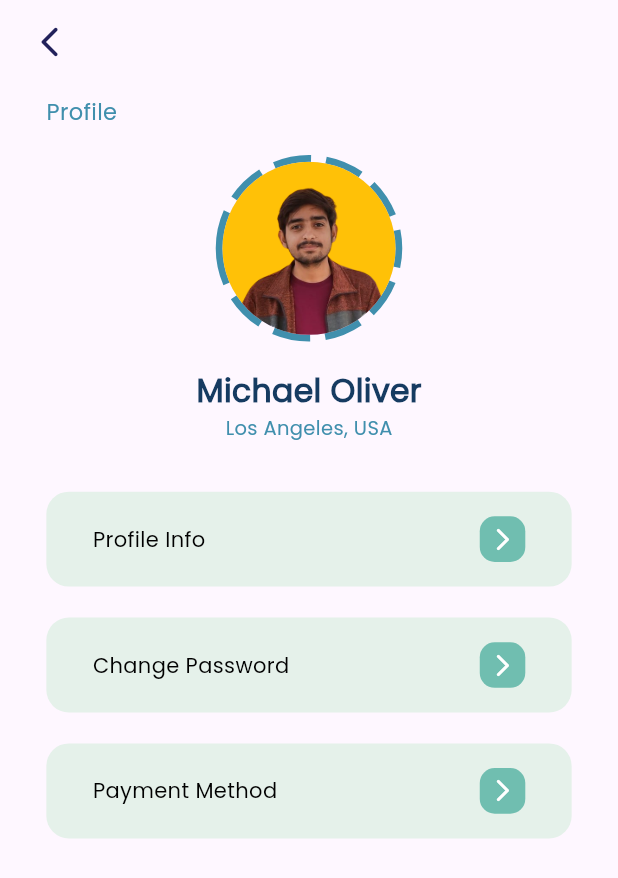
After one commit to Aabis-Ahmed-Hassan/Project-3--Consultation-App, a Flutter app: the screen it shows after launch, after a tap on "Screen 5", on a phone screen of 412 x 824 dp. The commit adds this screen. Shown: the top 878 px of the screen. Run offline on Flutter 3.47's test engine with Material 3 defaults, Android fonts, the phone set to English and light mode, and no system bars; drawn by our look-alikes of dotted_border.

Commit message:
Done with screen 3,5,16 and 27

```diff
--- a/lib/components/my_app_bar.dart
+++ b/lib/components/my_app_bar.dart
@@ -5,9 +5,14 @@
   var showImage; // this will decide that should we show image on the left side (leading) of the appbar or an icon
   var imageAddress;
   var iconName;
+  var showProfileImage; // on some screens, we don't want profile image to be displayed.
 
   MyAppBar(
-      {super.key, this.showImage = true, this.iconName, this.imageAddress});
+      {super.key,
+      this.showImage = true,
+      this.iconName,
+      this.imageAddress,
+      this.showProfileImage = true});
 
   Size get preferredSize => const Size.fromHeight(kToolbarHeight);
 
@@ -31,15 +36,17 @@
                   )
                 : Icon(
                     iconName,
-                    color: Color(
+                    color: const Color(
                       0xff22215B,
                     ),
                   ),
-            CircleAvatar(
-              backgroundImage: AssetImage(
-                'assets/images/image_1.png',
-              ),
-            ),
+            showProfileImage
+                ? const CircleAvatar(
+                    backgroundImage: AssetImage(
+                      'assets/images/image_1.png',
+                    ),
+                  )
+                : Container(),
           ],
         ),
       ),
--- a/lib/main.dart
+++ b/lib/main.dart
@@ -1,6 +1,7 @@
 import 'package:arsalan_project_3/screens/screen_16.dart';
 import 'package:arsalan_project_3/screens/screen_27.dart';
 import 'package:arsalan_project_3/screens/screen_3.dart';
+import 'package:arsalan_project_3/screens/screen_5.dart';
 import 'package:flutter/material.dart';
 
 void main() {
@@ -33,8 +34,7 @@
               Row(
                 mainAxisAlignment: MainAxisAlignment.spaceBetween,
                 children: [
-                  MoveToScreen(
-                      title: 'Screen 3', shiftToScreen: Screen_Three()),
+                  MoveToScreen(title: 'Screen 5', shiftToScreen: Screen_Five()),
                   MoveToScreen(
                       title: 'Screen 16', shiftToScreen: Screen_Sixteen()),
                 ],
--- a/lib/screens/screen_16.dart
+++ b/lib/screens/screen_16.dart
@@ -32,7 +32,7 @@
               Row(
                 children: [
                   Expanded(
-                    child: MyFeatures(
+                    child: MyFeature_S16(
                         imageAddress: 'assets/images/image_2.png',
                         title: 'Free Live Webinars',
                         description:
@@ -42,7 +42,7 @@
                     width: width * 0.075,
                   ),
                   Expanded(
-                    child: MyFeatures(
+                    child: MyFeature_S16(
                         imageAddress: 'assets/images/image_3.png',
                         title: 'Teacher Training',
                         description:
@@ -56,7 +56,7 @@
               Row(
                 children: [
                   Expanded(
-                    child: MyFeatures(
+                    child: MyFeature_S16(
                         imageAddress: 'assets/images/image_4.png',
                         title: 'Professional Development for schools',
                         description:
@@ -66,7 +66,7 @@
                     width: width * 0.075,
                   ),
                   Expanded(
-                    child: MyFeatures(
+                    child: MyFeature_S16(
                         imageAddress: 'assets/images/image_5.png',
                         title: 'Personalised PE lessons',
                         description: 'All Ages & Populations'),
@@ -141,10 +141,10 @@
   }
 }
 
-class MyFeatures extends StatelessWidget {
+class MyFeature_S16 extends StatelessWidget {
   var imageAddress, title, description;
 
-  MyFeatures(
+  MyFeature_S16(
       {super.key,
       required this.imageAddress,
       required this.title,
--- /dev/null
+++ b/lib/screens/screen_5.dart
@@ -0,0 +1,132 @@
+import 'package:arsalan_project_3/components/my_app_bar.dart';
+import 'package:arsalan_project_3/constants/app_texts.dart';
+import 'package:arsalan_project_3/constants/default_padding.dart';
+import 'package:dotted_border/dotted_border.dart';
+import 'package:flutter/material.dart';
+
+class Screen_Five extends StatelessWidget {
+  const Screen_Five({super.key});
+
+  @override
+  Widget build(BuildContext context) {
+    var height = MediaQuery.of(context).size.height * 1;
+    var width = MediaQuery.of(context).size.width * 1;
+    return Scaffold(
+      appBar: MyAppBar(
+        showImage: false,
+        iconName: Icons.arrow_back_ios_new_rounded,
+        showProfileImage: false,
+      ),
+      body: Padding(
+        padding: EdgeInsets.symmetric(
+            horizontal: width * MyPadding.scaffoldBodyPadding),
+        child: Column(
+          crossAxisAlignment: CrossAxisAlignment.start,
+          children: [
+            SizedBox(
+              height: height * 0.01,
+            ),
+            const Text('Profile', style: AppTexts.MyNormalText),
+            SizedBox(
+              height: height * 0.025,
+            ),
+            Align(
+              alignment: Alignment.center,
+              child: Column(
+                children: [
+                  DottedBorder(
+                      borderType: BorderType.RRect,
+                      radius: Radius.circular(100),
+                      color: Color(0xff408FAD),
+                      strokeWidth: 5,
+                      dashPattern: [25, 10],
+                      child: CircleAvatar(
+                        radius: height * 0.07,
+                        backgroundImage:
+                            const AssetImage('assets/images/image_1.png'),
+                      )),
+                  SizedBox(
+                    height: height * 0.025,
+                  ),
+                  const Text(
+                    'Michael Oliver',
+                    style: TextStyle(
+                        fontSize: 21,
+                        color: Color(0xff163B61),
+                        fontWeight: FontWeight.w700,
+                        fontFamily: 'Poppins'),
+                  ),
+                  const Text(
+                    'Los Angeles, USA',
+                    style: TextStyle(
+                        fontSize: 13,
+                        color: Color(0xff408FAD),
+                        fontWeight: FontWeight.w400,
+                        fontFamily: 'Poppins'),
+                  ),
+                ],
+              ),
+            ),
+            SizedBox(
+              height: height * 0.04,
+            ),
+            MyFeature_S5(title: 'Profile Info'),
+            MyFeature_S5(title: 'Change Password'),
+            MyFeature_S5(title: 'Payment Method'),
+          ],
+        ),
+      ),
+    );
+  }
+}
+
+class MyFeature_S5 extends StatelessWidget {
+  String title;
+  MyFeature_S5({super.key, required this.title});
+
+  @override
+  Widget build(BuildContext context) {
+    var height = MediaQuery.of(context).size.height * 1;
+    var width = MediaQuery.of(context).size.width * 1;
+    return Container(
+      padding: EdgeInsets.symmetric(
+          horizontal: width * 0.075, vertical: height * 0.02),
+      margin: EdgeInsets.only(bottom: height * 0.025),
+      decoration: BoxDecoration(
+        borderRadius: BorderRadius.circular(15),
+        color: const Color(
+          0xffE5F1EA,
+        ),
+      ),
+      // height: height * 0.05,
+      width: double.infinity,
+      child: Row(
+        mainAxisAlignment: MainAxisAlignment.spaceBetween,
+        children: [
+          Text(
+            title,
+            style: const TextStyle(
+              fontSize: 14,
+              fontWeight: FontWeight.w400,
+              color: Color(0xff000000),
+              fontFamily: 'Poppins',
+            ),
+          ),
+          Container(
+            padding: EdgeInsets.symmetric(
+                horizontal: width * 0.015, vertical: width * 0.015),
+            decoration: BoxDecoration(
+              color: Color(0xff70BEB0),
+              borderRadius: BorderRadius.circular(10),
+            ),
+            child: Icon(
+              Icons.arrow_forward_ios_rounded,
+              color: Colors.white,
+              size: 18,
+            ),
+          ),
+        ],
+      ),
+    );
+  }
+}
--- a/pubspec.yaml
+++ b/pubspec.yaml
@@ -35,6 +35,7 @@
   # The following adds the Cupertino Icons font to your application.
   # Use with the CupertinoIcons class for iOS style icons.
   cupertino_icons: ^1.0.2
+  dotted_border: ^2.1.0
 
 dev_dependencies:
   flutter_test:
```
Also changed, not shown: pubspec.lock.
